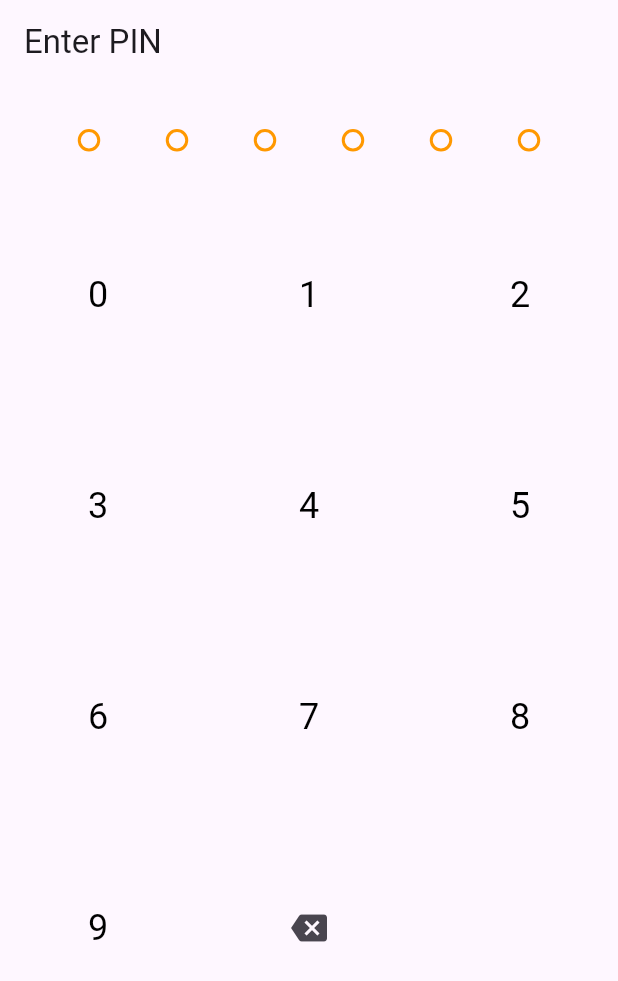
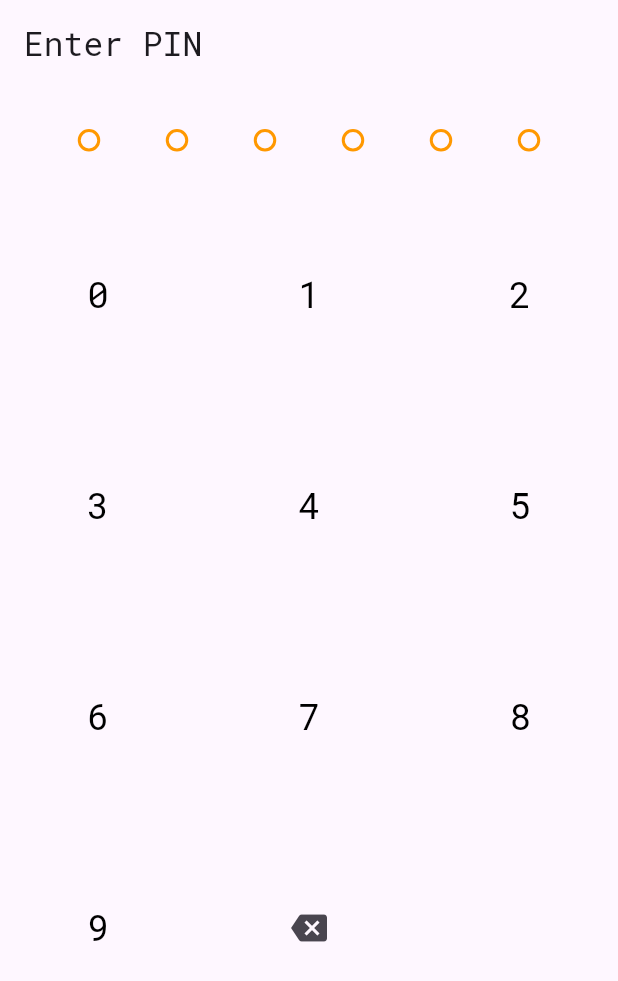
Before and after one commit to warintornp/mobiletesting, a Flutter app: the screen it shows after launch, on a phone screen of 412 x 824 dp. Shown: the top 981 px of the screen. Run offline on Flutter 3.47's test engine with Material 3 defaults, Android fonts, the phone set to English and light mode, and no system bars.

Commit message:
feat: init font

```diff
--- a/lib/main.dart
+++ b/lib/main.dart
@@ -16,6 +16,7 @@ class MyApp extends StatelessWidget {
       title: 'PIN Validator',
       theme: ThemeData(
         primarySwatch: Colors.blue,
+        fontFamily: 'RobotoMono'
       ),
       // home: LoginWithPinScreen(userService: UserService()),
       home: const LoginScreen(),
--- a/pubspec.yaml
+++ b/pubspec.yaml
@@ -81,10 +81,10 @@ flutter:
   # list giving the asset and other descriptors for the font. For
   # example:
   fonts:
-    - family: Schyler
+    - family: RobotoMono
       fonts:
-        - asset: fonts/Schyler-Regular.ttf
-        - asset: fonts/Schyler-Italic.ttf
+        - asset: fonts/RobotoMono-Regular.ttf
+        - asset: fonts/RobotoMono-Italic.ttf
           style: italic
   #   - family: Trajan Pro
   #     fonts:
```
Also changed, not shown: fonts/RobotoMono-Bold.ttf (added), fonts/RobotoMono-Regular.ttf (added).
